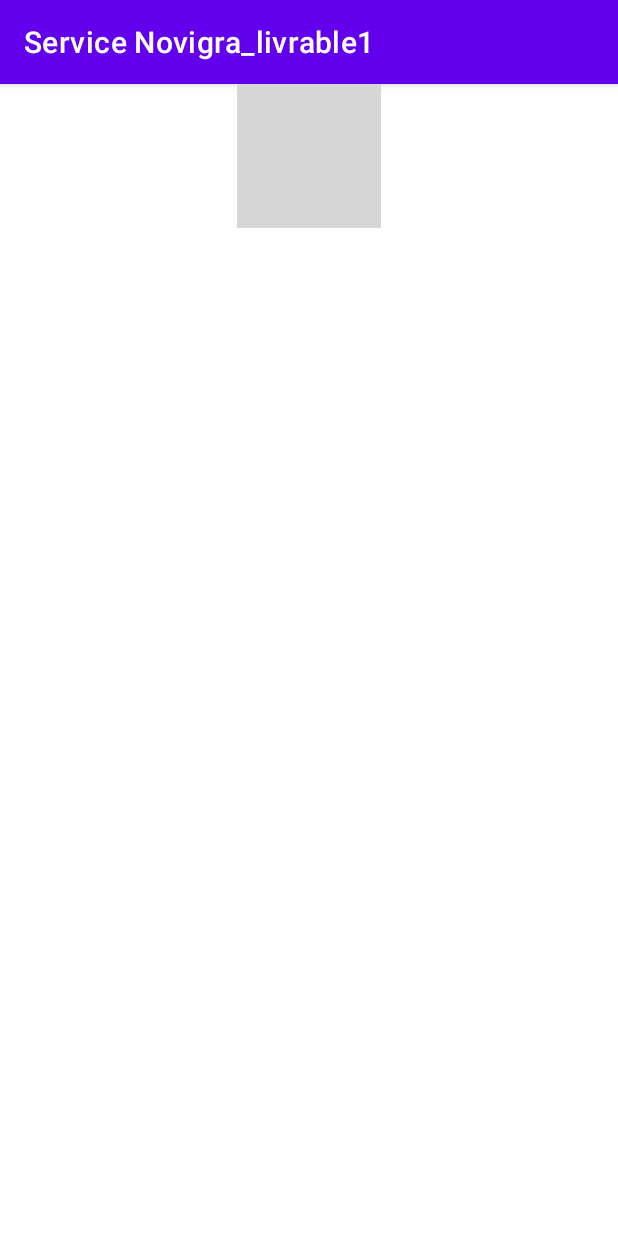
After one commit to fadhel604/Service_Novigra, an Android app: the Welcome_cutomer screen opened directly, with no data from a screen before it, on a phone screen of 412 x 824 dp. The commit adds this screen. Run offline under Robolectric (Android 15) with nearby library versions, the phone set to English and light mode, and no system bars; grey boxes are pictures that could not be loaded.

Commit message:
bouton login_customer et l'activité Welcome_cutomer

```diff
--- a/app/src/main/AndroidManifest.xml
+++ b/app/src/main/AndroidManifest.xml
@@ -9,6 +9,7 @@
         android:roundIcon="@mipmap/ic_launcher_round"
         android:supportsRtl="true"
         android:theme="@style/Theme.ServiceNovigra_livrable1">
+        <activity android:name=".Welcome_cutomer"></activity>
         <activity android:name=".MainActivity">
             <intent-filter>
                 <action android:name="android.intent.action.MAIN" />
--- /dev/null
+++ b/app/src/main/java/com/example/servicenovigra_livrable1/Welcome_cutomer.java
@@ -0,0 +1,14 @@
+package com.example.servicenovigra_livrable1;
+
+import androidx.appcompat.app.AppCompatActivity;
+
+import android.os.Bundle;
+
+public class Welcome_cutomer extends AppCompatActivity {
+
+    @Override
+    protected void onCreate(Bundle savedInstanceState) {
+        super.onCreate(savedInstanceState);
+        setContentView(R.layout.activity_welcome_cutomer);
+    }
+}
--- /dev/null
+++ b/app/src/main/res/layout/activity_welcome_cutomer.xml
@@ -0,0 +1,18 @@
+<?xml version="1.0" encoding="utf-8"?>
+<RelativeLayout xmlns:android="http://schemas.android.com/apk/res/android"
+    xmlns:app="http://schemas.android.com/apk/res-auto"
+    xmlns:tools="http://schemas.android.com/tools"
+    android:layout_width="match_parent"
+    android:layout_height="match_parent"
+    tools:context=".Welcome_cutomer">
+
+    <ImageView
+        android:layout_width="wrap_content"
+        android:layout_height="wrap_content"
+        android:layout_centerHorizontal="true"
+        app:srcCompat="@drawable/welcome" />
+
+
+
+
+</RelativeLayout>
```
Also changed, not shown: app/src/main/java/com/example/servicenovigra_livrable1/MainActivity.java (+29 -5 lines).
